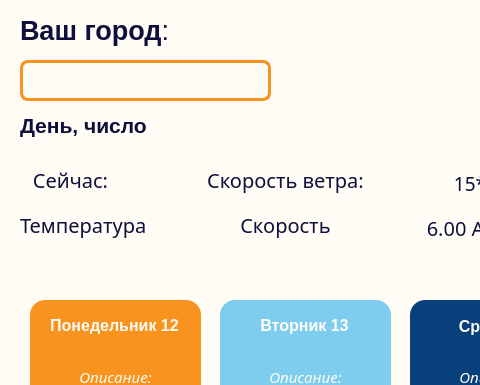
Arteeemis/DESKTOP-WEATHER-APP, file mainwindow.ui: the form before one commit; both pictures show x 0 to 480 and y 0 to 385 of the 800 by 600 pixel window.
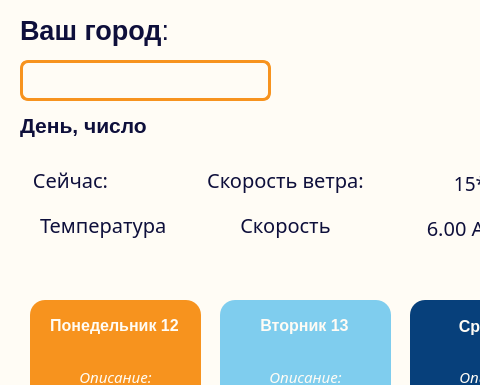
The form after the commit. Icons and pictures are not drawn.

Commit message: some changes for labels and time functions

```diff
--- a/mainwindow.ui
+++ b/mainwindow.ui
@@ -429,7 +429,7 @@
    <widget class="QLabel" name="label_29">
     <property name="geometry">
      <rect>
-      <x>20</x>
+      <x>40</x>
       <y>210</y>
       <width>161</width>
       <height>31</height>
```
Left out of the diff: 2 changed lines with no effect on the pictures. The commit also changes 5 other files.
